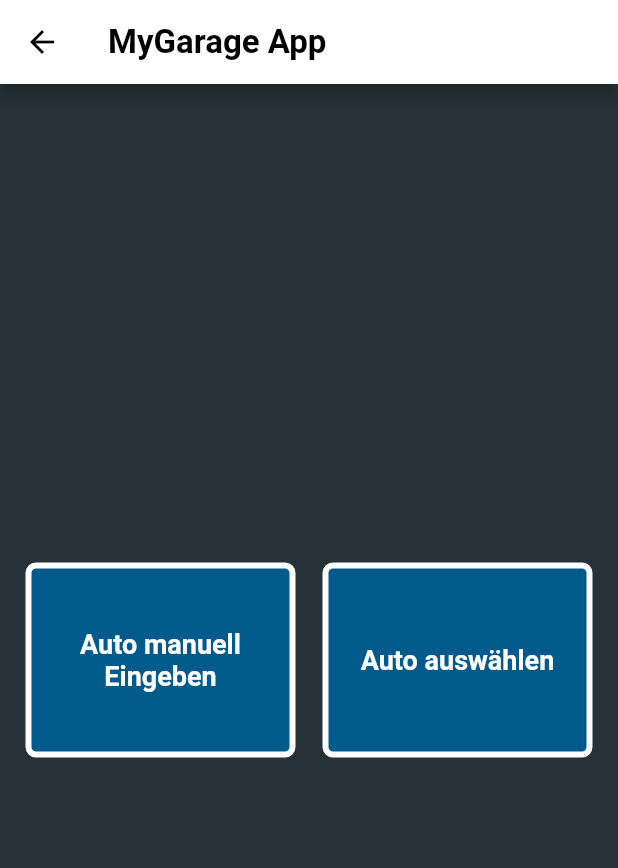
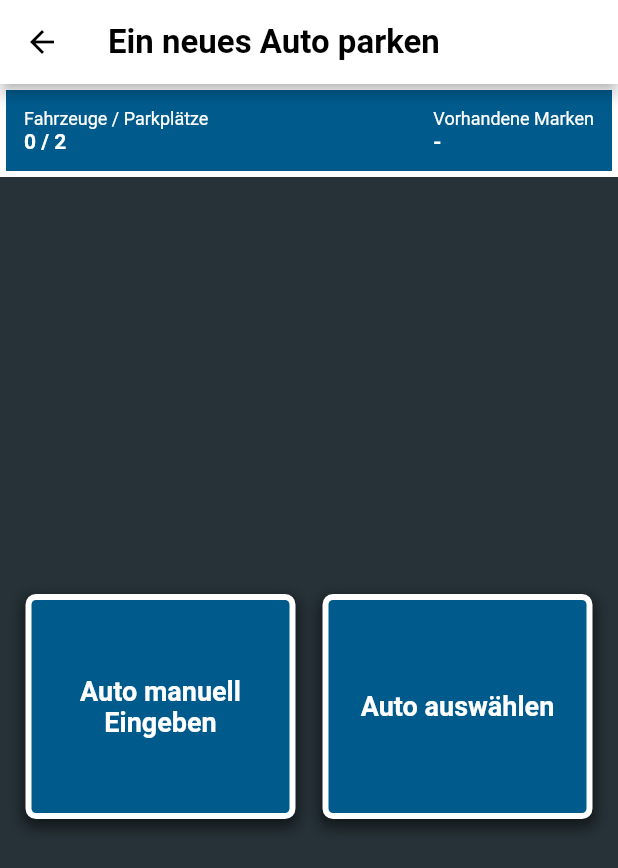
Before and after one commit to buggxs/garage_app, a Flutter app: the AddScreenContent screen opened directly, on a phone screen of 412 x 824 dp. Shown: the top 868 px of the screen. Run offline on Flutter 3.47's test engine with Material 2 defaults, Android fonts, the phone set to English and light mode, and no system bars; drawn by our look-alikes of auto_size_text; our stand-ins replace bloc, carousel_slider, equatable, flutter_bloc, flutter_slidable, get_it and 4 more; missing offline and left inert: cache_image; accounts and stored records are empty; network calls fail.

Commit message:
ADD Shadow and meta panel

```diff
--- a/lib/components/add_vehicle/add_screen.dart
+++ b/lib/components/add_vehicle/add_screen.dart
@@ -5,6 +5,7 @@ import 'package:garage_app/common/widgets/garage_scaffold.dart';
 import 'package:garage_app/components/add_vehicle/create_car_automated_screen.dart';
 import 'package:garage_app/components/add_vehicle/create_car_manual_screen.dart';
 import 'package:garage_app/components/add_vehicle/cubit/add_vehicle_cubit.dart';
+import 'package:garage_app/components/add_vehicle/widgets/add_vehicle_meta_panel.dart';
 import 'package:garage_app/components/add_vehicle/widgets/shield_button.dart';
 
 class AddScreen extends StatelessWidget {
@@ -27,6 +28,11 @@ class AddScreenContent extends StatelessWidget {
   @override
   Widget build(BuildContext context) {
     return GarageScaffold(
+      title: 'Ein neues Auto parken',
+      child: Column(
+        children: [
+          const AddVehicleMetaPanel(),
+          Expanded(
             child: Padding(
               padding: const EdgeInsets.all(8.0),
               child: Column(
@@ -42,14 +48,17 @@ class AddScreenContent extends StatelessWidget {
                       ),
                       ShieldButton(
                         text: 'Auto auswählen',
-                  onTap: () =>
-                      Navigator.of(context).pushNamed(SelectCarScreen.route),
+                        onTap: () => Navigator.of(context)
+                            .pushNamed(SelectCarScreen.route),
                       ),
                     ],
                   ),
                 ],
               ),
             ),
+          ),
+        ],
+      ),
     );
   }
 }
--- /dev/null
+++ b/lib/components/add_vehicle/widgets/add_vehicle_meta_panel.dart
@@ -0,0 +1,73 @@
+import 'package:flutter/material.dart';
+import 'package:garage_app/api/car/data/car.dart';
+import 'package:garage_app/common/widgets/labled_text.dart';
+import 'package:garage_app/misc/color_constants.dart';
+
+class AddVehicleMetaPanel extends StatelessWidget {
+  const AddVehicleMetaPanel({
+    Key? key,
+    this.parkedCars = 0,
+    this.brandList,
+    this.carsWithWarnings,
+  }) : super(key: key);
+
+  final int? parkedCars;
+  final String? brandList;
+  final List<Car>? carsWithWarnings;
+
+  @override
+  Widget build(BuildContext context) {
+    return Container(
+      padding: EdgeInsets.zero,
+      margin: EdgeInsets.zero,
+      width: double.infinity,
+      color: Colors.amber,
+      child: Card(
+        elevation: 0,
+        margin: EdgeInsets.zero,
+        shape: const RoundedRectangleBorder(
+          side: BorderSide(
+            color: Colors.white,
+            width: 4.0,
+          ),
+        ),
+        color: ColorConstants.shieldBlue,
+        child: Padding(
+          padding: const EdgeInsets.all(8.0),
+          child: Column(
+            children: [
+              Row(
+                mainAxisAlignment: MainAxisAlignment.spaceBetween,
+                children: [
+                  LabeledText(
+                    caption: 'Fahrzeuge / Parkplätze',
+                    text: '$parkedCars / 2',
+                    textStyle: const TextStyle(
+                      fontWeight: FontWeight.bold,
+                      color: Colors.white,
+                    ),
+                    captionStyle: Theme.of(context).textTheme.caption!.apply(
+                          color: Colors.white,
+                        ),
+                  ),
+                  LabeledText(
+                    caption: 'Vorhandene Marken',
+                    text: brandList ?? '-',
+                    multiLineText: true,
+                    textStyle: const TextStyle(
+                      fontWeight: FontWeight.bold,
+                      color: Colors.white,
+                    ),
+                    captionStyle: Theme.of(context).textTheme.caption!.apply(
+                          color: Colors.white,
+                        ),
+                  ),
+                ],
+              ),
+            ],
+          ),
+        ),
+      ),
+    );
+  }
+}
--- a/lib/components/add_vehicle/widgets/shield_button.dart
+++ b/lib/components/add_vehicle/widgets/shield_button.dart
@@ -2,13 +2,13 @@ import 'package:flutter/material.dart';
 import 'package:garage_app/misc/color_constants.dart';
 
 class ShieldButton extends StatelessWidget {
-  const ShieldButton(
-      {Key? key,
+  const ShieldButton({
+    Key? key,
     required this.text,
     required this.onTap,
-      this.maxHeight = 130.0,
-      this.maxWidth = 180.0})
-      : super(key: key);
+    this.maxHeight = 150.0,
+    this.maxWidth = 180.0,
+  }) : super(key: key);
 
   final String text;
   final VoidCallback onTap;
@@ -35,7 +35,14 @@ class ShieldButton extends StatelessWidget {
             borderRadius: const BorderRadius.all(
               Radius.circular(7.0),
             ),
-        ),
+            boxShadow: [
+              BoxShadow(
+                color: Colors.black.withOpacity(0.5),
+                spreadRadius: 2,
+                blurRadius: 7,
+                offset: const Offset(0, 4),
+              )
+            ]),
         child: Center(
           child: Text(
             text,
```
Lines whose indentation alone changed are shown as unchanged.
